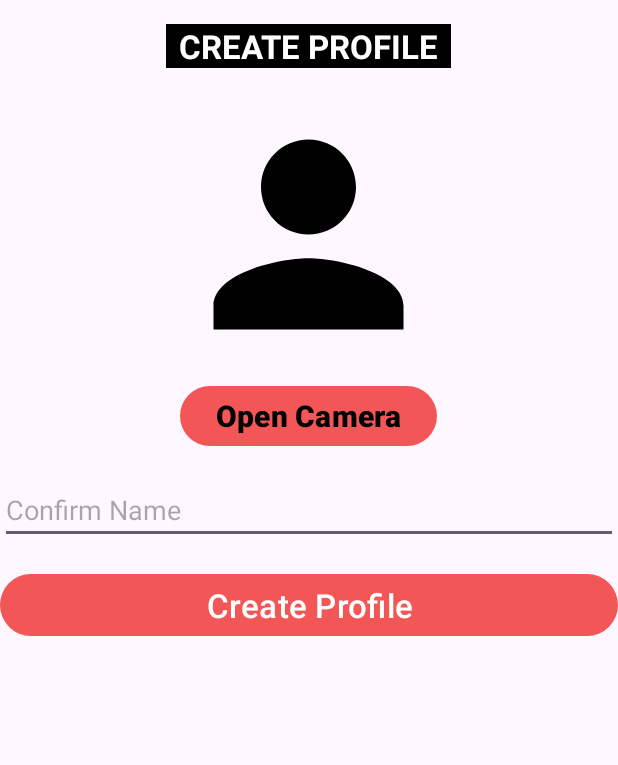
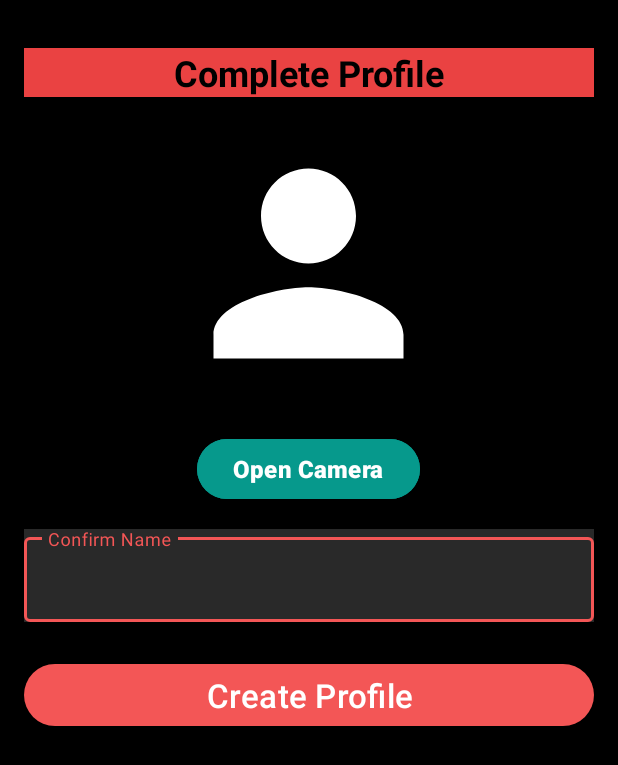
Before and after one commit to benjaespinosa-20/BankApplication, an Android app: the SetupProfileFragment screen opened directly, with no data from a screen before it, on a phone screen of 412 x 824 dp. Shown: the top 765 px of the screen. Run offline under Robolectric (Android 15) with nearby library versions, the phone set to English and light mode, and no system bars; our stand-ins replace CircleImageView, Firebase (no records; nobody signed in at launch, a user with empty details on screens opened directly), navigation-ui.

Commit message:
Design Changes

```diff
--- a/app/src/main/java/com/example/bankapplication/data/remote/auth/AuthDataSource.kt
+++ b/app/src/main/java/com/example/bankapplication/data/remote/auth/AuthDataSource.kt
@@ -12,7 +12,6 @@ import com.google.firebase.firestore.FirebaseFirestore
 import com.google.firebase.storage.FirebaseStorage
 import kotlinx.coroutines.tasks.await
 import java.io.ByteArrayOutputStream
-import kotlin.random.Random
 
 class AuthDataSource {
     suspend fun signIn(email: String, password: String): FirebaseUser? {
@@ -48,7 +47,7 @@ class AuthDataSource {
         user?.updateProfile(profileUpdates)?.await()
     }
 
-    fun movementsRandom(): List<Movements> {
+    private fun movementsRandom(): List<Movements> {
         val movements = mutableListOf<Movements>()
         repeat(15) {
             movements.add(
@@ -71,7 +70,7 @@ class AuthDataSource {
         return movements
     }
 
-    fun nameMovementRandom(): String {
+    private fun nameMovementRandom(): String {
         val names = listOf("Deposit", "Withdrawal", "Transfer", "Payment", "Purchase")
         return names.random()
     }
--- a/app/src/main/java/com/example/bankapplication/ui/auth/LoginFragment.kt
+++ b/app/src/main/java/com/example/bankapplication/ui/auth/LoginFragment.kt
@@ -105,7 +105,7 @@ class LoginFragment : Fragment(R.layout.fragment_login) {
                     binding.progressBar.visibility = View.GONE
                     Toast.makeText(
                         requireContext(),
-                        "Error: ${result.exception}",
+                        "Incorrect password or email",
                         Toast.LENGTH_SHORT
                     ).show()
                 }
--- a/app/src/main/res/drawable/baseline_person.xml
+++ b/app/src/main/res/drawable/baseline_person.xml
@@ -1,4 +1,4 @@
-<vector android:height="24dp" android:tint="#000000"
+<vector android:height="24dp" android:tint="#FFFFFF"
     android:viewportHeight="24" android:viewportWidth="24"
     android:width="24dp" xmlns:android="http://schemas.android.com/apk/res/android">
     <path android:fillColor="@android:color/white" android:pathData="M12,12c2.21,0 4,-1.79 4,-4s-1.79,-4 -4,-4 -4,1.79 -4,4 1.79,4 4,4zM12,14c-2.67,0 -8,1.34 -8,4v2h16v-2c0,-2.66 -5.33,-4 -8,-4z"/>
--- a/app/src/main/res/layout/fragment_setup_profile.xml
+++ b/app/src/main/res/layout/fragment_setup_profile.xml
@@ -4,29 +4,34 @@
     android:layout_width="match_parent"
     android:layout_height="match_parent"
     android:orientation="vertical"
+    android:background="@color/black"
+    android:padding="16dp"
+
     tools:context=".ui.auth.SetupProfileFragment">
 
     <TextView
         android:id="@+id/txt_signup"
-        android:layout_width="190dp"
+        android:layout_width="match_parent"
         android:layout_height="wrap_content"
         android:layout_marginTop="16dp"
         android:gravity="center_horizontal"
-        android:textColor="@color/white"
+        android:textColor="@color/black"
         android:layout_gravity="center"
-        android:textSize="22sp"
-        android:background="@color/black"
+        android:textSize="24sp"
+        android:background="@color/red"
         android:textStyle="bold"
-        android:text="CREATE PROFILE"/>
+        android:text="Complete Profile"/>
 
-    <ImageView
+    <de.hdodenhof.circleimageview.CircleImageView
         android:id="@+id/profile_image"
         android:layout_width="190dp"
         android:layout_height="190dp"
-        android:layout_marginTop="16dp"
+        android:layout_margin="16dp"
         android:scaleType="centerCrop"
         android:background="@drawable/baseline_person"
-        android:layout_gravity="center" />
+
+        android:layout_gravity="center"
+        />
 
     <Button
         android:id="@+id/btn_open_camera"
@@ -35,16 +40,32 @@
         android:text="Open Camera"
         android:layout_gravity="center_horizontal"
         android:layout_marginTop="2dp"
-        android:textColor="@color/black"
+        android:textColor="@color/white"
+        android:backgroundTint="@color/buttonCamera"
         android:textStyle="bold"
-        android:textSize="20sp"/>
+        android:textSize="16sp"/>
 
-    <EditText
-        android:id="@+id/etxt_username"
+
+
+    <com.google.android.material.textfield.TextInputLayout
+        android:id="@+id/text_input_layout_username"
         android:layout_width="match_parent"
         android:layout_height="wrap_content"
+        android:layout_marginTop="16dp"
+        android:layout_marginBottom="8dp"
         android:hint="Confirm Name"
-        android:layout_marginTop="16dp"/>
+        android:background="@color/et_register"
+        android:textColorHint="@color/white"
+        style="@style/Widget.MaterialComponents.TextInputLayout.OutlinedBox">
+
+        <com.google.android.material.textfield.TextInputEditText
+            android:id="@+id/etxt_username"
+            android:layout_width="match_parent"
+            android:textColor="@color/white"
+            android:layout_height="wrap_content"
+            android:inputType="textEmailAddress"/>
+
+    </com.google.android.material.textfield.TextInputLayout>
 
     <Button
         android:id="@+id/btn_create_profile"
--- a/app/src/main/res/layout/movements_item_view.xml
+++ b/app/src/main/res/layout/movements_item_view.xml
@@ -12,8 +12,7 @@
         android:layout_height="wrap_content"
         android:orientation="horizontal"
         android:paddingHorizontal="8dp"
-        android:paddingVertical="6dp"
-        android:layout_marginBottom="4dp"
+        android:paddingVertical="2dp"
         android:gravity="center">
 
         <de.hdodenhof.circleimageview.CircleImageView
@@ -47,7 +46,6 @@
         android:layout_width="match_parent"
         android:layout_height="wrap_content"
         android:orientation="horizontal"
-        android:layout_marginTop="4dp"
         android:paddingHorizontal="8dp"
         android:paddingBottom="8dp"
         android:gravity="center">
--- a/app/src/main/res/values/colors.xml
+++ b/app/src/main/res/values/colors.xml
@@ -3,9 +3,10 @@
     <color name="black">#FF000000</color>
     <color name="white">#FFFFFFFF</color>
     <color name="red">#EA4242</color>
-    <color name="et_login">#5B242424</color>
-    <color name="et_register">#88EBEBEB</color>
+    <color name="et_login">#5B303030</color>
+    <color name="et_register">#884E4E4E</color>
     <color name="my_light_primary">#F35656</color>
     <color name="my_dark_primary">#F35656</color>
-    <color name="list_movement">#EDE1E1</color>
+    <color name="list_movement">#F0E8E8</color>
+    <color name="buttonCamera">#06998C</color>
 </resources>
```
Also changed, not shown: app/src/main/res/layout/fragment_login.xml (+5 -5 lines), app/src/main/res/layout/fragment_profile.xml (+5 -4 lines), app/src/main/res/layout/fragment_register.xml (+18 -15 lines).
